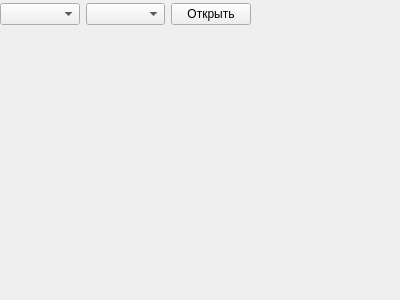
This is form.ui in alkyl1978/QTreader as Qt 5 draws it before an edit. The edited form follows.
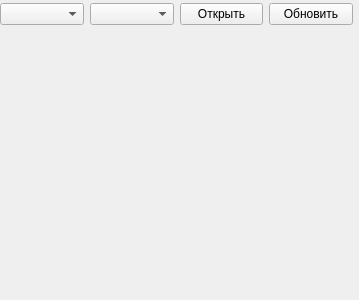
This is the edited form.

Commit message: исправления обработчика формы

Diff of the .ui file:
```diff
--- a/form.ui
+++ b/form.ui
@@ -6,7 +6,7 @@
    <rect>
     <x>0</x>
     <y>0</y>
-    <width>400</width>
+    <width>359</width>
     <height>300</height>
    </rect>
   </property>
@@ -18,7 +18,7 @@
     <rect>
      <x>0</x>
      <y>0</y>
-     <width>251</width>
+     <width>353</width>
      <height>29</height>
     </rect>
    </property>
@@ -36,6 +36,13 @@
       </property>
      </widget>
     </item>
+    <item>
+     <widget class="QPushButton" name="pbtupdate">
+      <property name="text">
+       <string>Обновить</string>
+      </property>
+     </widget>
+    </item>
    </layout>
   </widget>
  </widget>
```
Left out of the diff: 4 changed lines with no effect on the pictures. The commit also changes 5 other files.
